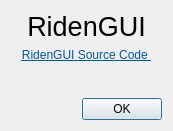
Qt form ridengui/ui/about.ui (ShayBox/RidenGUI) before a commit.
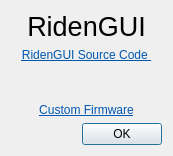
The same form after that commit. Icons and pictures are not drawn.

Commit message: Added debug messages Added custom firmware link in about

What changed in the file:
```diff
--- a/ridengui/ui/about.ui
+++ b/ridengui/ui/about.ui
@@ -7,7 +7,7 @@
     <x>0</x>
     <y>0</y>
     <width>173</width>
-    <height>131</height>
+    <height>156</height>
    </rect>
   </property>
   <property name="windowTitle">
@@ -17,6 +17,26 @@
    <iconset theme="riden"/>
   </property>
   <layout class="QGridLayout" name="gridLayout">
+   <item row="4" column="0">
+    <widget class="QDialogButtonBox" name="buttonBox">
+     <property name="orientation">
+      <enum>Qt::Horizontal</enum>
+     </property>
+     <property name="standardButtons">
+      <set>QDialogButtonBox::Ok</set>
+     </property>
+    </widget>
+   </item>
+   <item row="1" column="0">
+    <widget class="QLabel" name="sourceLabel">
+     <property name="text">
+      <string>&lt;html&gt;&lt;head/&gt;&lt;body&gt;&lt;p&gt;&lt;a href=&quot;https://github.com/ShayBox/RidenGUI&quot;&gt;&lt;span style=&quot; text-decoration: underline; color:#0057ae;&quot;&gt;RidenGUI Source Code &lt;/span&gt;&lt;/a&gt;&lt;/p&gt;&lt;/body&gt;&lt;/html&gt;</string>
+     </property>
+     <property name="alignment">
+      <set>Qt::AlignCenter</set>
+     </property>
+    </widget>
+   </item>
    <item row="2" column="0">
     <spacer name="verticalSpacer">
      <property name="orientation">
@@ -46,19 +66,9 @@
     </widget>
    </item>
    <item row="3" column="0">
-    <widget class="QDialogButtonBox" name="buttonBox">
-     <property name="orientation">
-      <enum>Qt::Horizontal</enum>
-     </property>
-     <property name="standardButtons">
-      <set>QDialogButtonBox::Ok</set>
-     </property>
-    </widget>
-   </item>
-   <item row="1" column="0">
-    <widget class="QLabel" name="descriptionLabel">
+    <widget class="QLabel" name="firmwareLabel">
      <property name="text">
-      <string>&lt;html&gt;&lt;head/&gt;&lt;body&gt;&lt;p&gt;&lt;a href=&quot;https://github.com/ShayBox/RidenGUI&quot;&gt;&lt;span style=&quot; text-decoration: underline; color:#0057ae;&quot;&gt;RidenGUI Source Code &lt;/span&gt;&lt;/a&gt;&lt;/p&gt;&lt;/body&gt;&lt;/html&gt;</string>
+      <string>&lt;html&gt;&lt;head/&gt;&lt;body&gt;&lt;p&gt;&lt;a href=&quot;https://eevblog.com/forum/testgear/ruideng-riden-rd6006-dc-power-supply&quot;&gt;&lt;span style=&quot; text-decoration: underline; color:#0057ae;&quot;&gt;Custom Firmware&lt;/span&gt;&lt;/a&gt;&lt;/p&gt;&lt;/body&gt;&lt;/html&gt;</string>
      </property>
      <property name="alignment">
       <set>Qt::AlignCenter</set>
```
Left out of the diff: 3 changed lines with no effect on the pictures. The commit also changes 5 other files.
